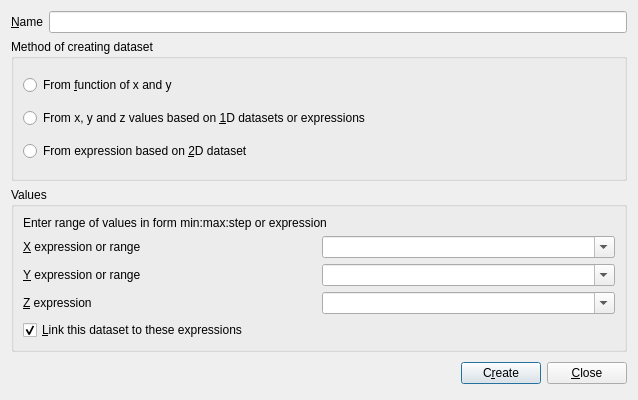
veusz/veusz, file dialogs/datacreate2d.ui: the form before one commit.
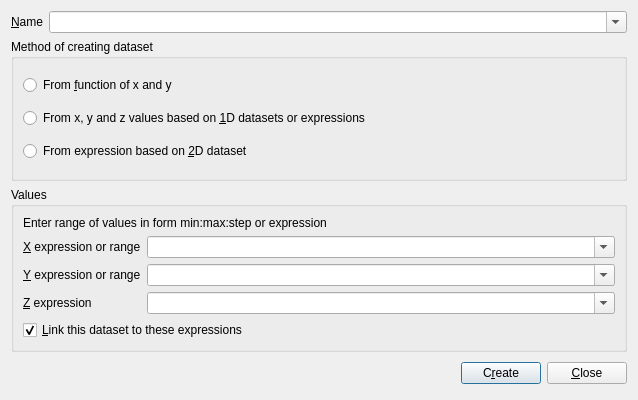
The form after the commit.

Commit message: More of 2d creation dialog

Diff of the .ui file:
```diff
--- a/dialogs/datacreate2d.ui
+++ b/dialogs/datacreate2d.ui
@@ -21,12 +21,22 @@
         <string>&amp;Name</string>
        </property>
        <property name="buddy" >
-        <cstring>nameedit</cstring>
+        <cstring>namecombo</cstring>
        </property>
       </widget>
      </item>
      <item>
-      <widget class="QLineEdit" name="nameedit" />
+      <widget class="QComboBox" name="namecombo" >
+       <property name="sizePolicy" >
+        <sizepolicy vsizetype="Fixed" hsizetype="Expanding" >
+         <horstretch>0</horstretch>
+         <verstretch>0</verstretch>
+        </sizepolicy>
+       </property>
+       <property name="editable" >
+        <bool>true</bool>
+       </property>
+      </widget>
      </item>
     </layout>
    </item>
@@ -87,6 +97,12 @@
         </item>
         <item row="0" column="1" >
          <widget class="QComboBox" name="xexprcombo" >
+          <property name="sizePolicy" >
+           <sizepolicy vsizetype="Fixed" hsizetype="Expanding" >
+            <horstretch>0</horstretch>
+            <verstretch>0</verstretch>
+           </sizepolicy>
+          </property>
           <property name="editable" >
            <bool>true</bool>
           </property>
@@ -104,6 +120,12 @@
         </item>
         <item row="1" column="1" >
          <widget class="QComboBox" name="yexprcombo" >
+          <property name="sizePolicy" >
+           <sizepolicy vsizetype="Fixed" hsizetype="Expanding" >
+            <horstretch>0</horstretch>
+            <verstretch>0</verstretch>
+           </sizepolicy>
+          </property>
           <property name="editable" >
            <bool>true</bool>
           </property>
@@ -121,6 +143,12 @@
         </item>
         <item row="2" column="1" >
          <widget class="QComboBox" name="zexprcombo" >
+          <property name="sizePolicy" >
+           <sizepolicy vsizetype="Fixed" hsizetype="Expanding" >
+            <horstretch>0</horstretch>
+            <verstretch>0</verstretch>
+           </sizepolicy>
+          </property>
           <property name="editable" >
            <bool>true</bool>
           </property>
```
The commit also changes 2 other files.
